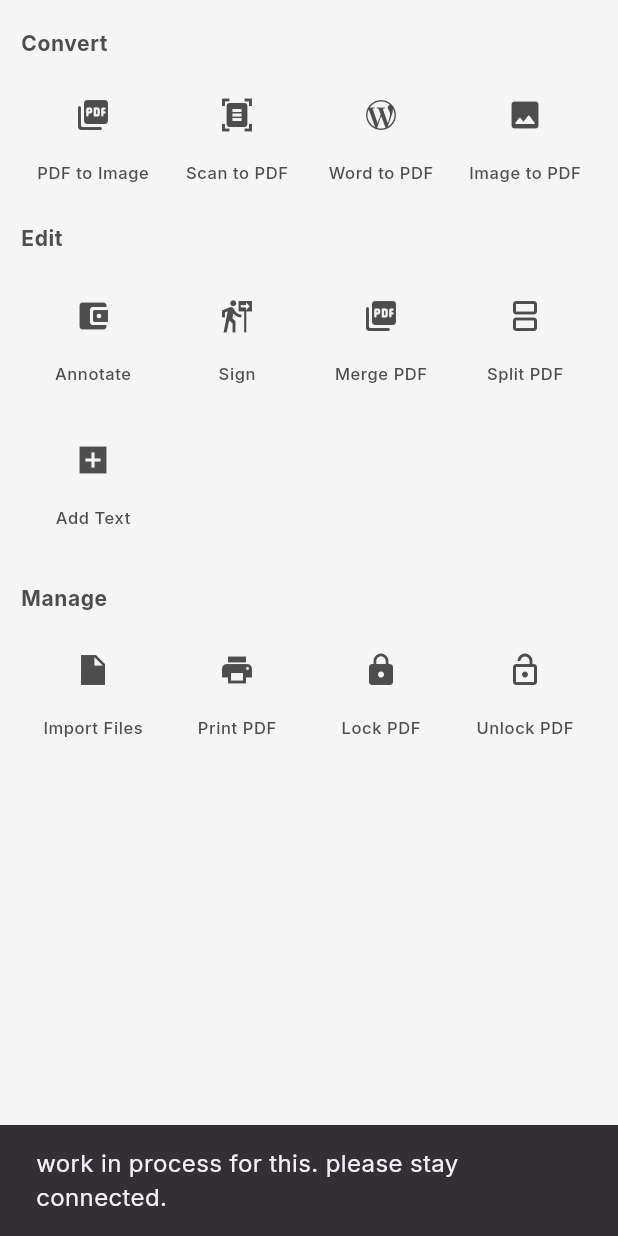
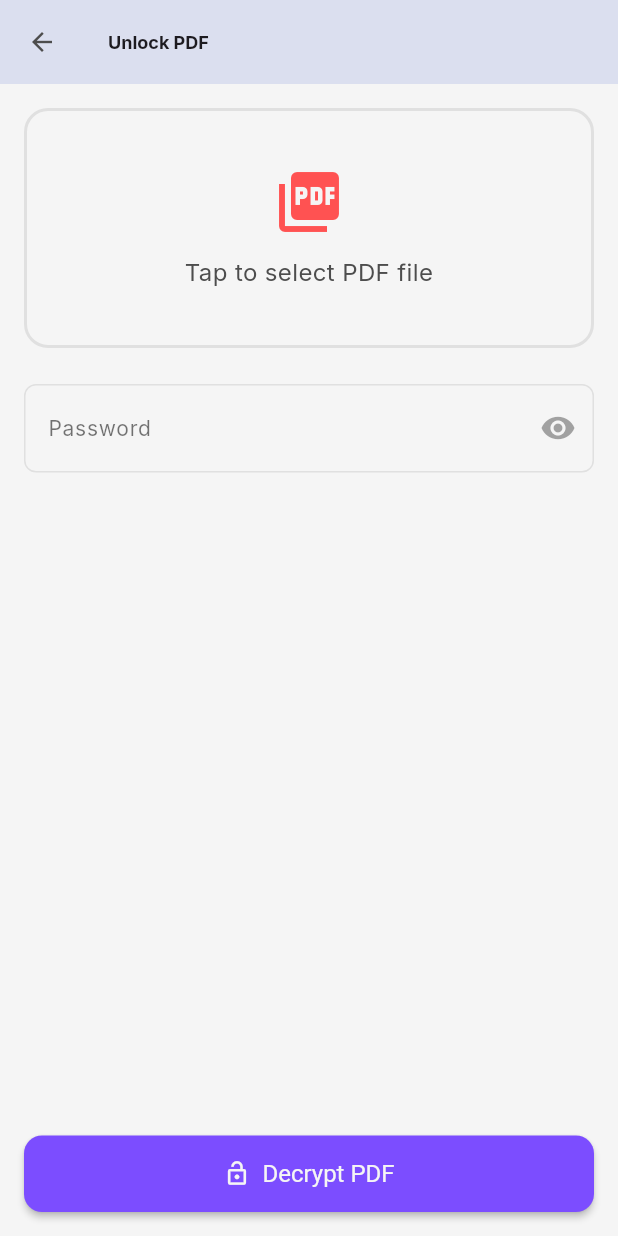
Before and after one commit to Chandan69217/CodeClauseInternship_PDF_Reader, a Flutter app: the ToolsScreen screen opened directly, after a tap on "Unlock PDF", on a phone screen of 412 x 824 dp. Run offline on Flutter 3.47's test engine with Material 3 defaults, Android fonts, the phone set to English and light mode, and no system bars; our stand-ins replace awesome_dialog, device_info_plus, file_picker, image_cropper, lottie, open_file and 5 more; missing offline and left inert: external_path, flutter_sharing_intent, pdfx; accounts and stored records are empty; statements that could not run were skipped; project files that could hold a hidden picture were left out.

Commit message:
add pdf unlock pdf

```diff
--- a/lib/all_tools/convert_tools/pdf_to_image.dart
+++ b/lib/all_tools/convert_tools/pdf_to_image.dart
@@ -30,8 +30,8 @@ class _PdfToImageConverterScreenState extends State<PdfToImageConverterScreen> {
 
   void _pickFile() async {
     FilePickerResult? result = await FilePicker.platform.pickFiles(
-      type: FileType.custom,
-      allowedExtensions: ['pdf'],
+      type: FileType.any,
+      // allowedExtensions: ['pdf'],
       withData: true,
     );
 
--- a/lib/all_tools/manage_tools/lock_pdf.dart
+++ b/lib/all_tools/manage_tools/lock_pdf.dart
@@ -231,8 +231,8 @@ class _LockPdfScreenState extends State<LockPdfScreen> {
 
   void _pickFile() async {
     FilePickerResult? result = await FilePicker.platform.pickFiles(
-      type: FileType.custom,
-      allowedExtensions: ['pdf'],
+      type: FileType.any,
+      // allowedExtensions: ['pdf'],
       withData: true,
     );
 
--- /dev/null
+++ b/lib/all_tools/manage_tools/unlock_pdf.dart
@@ -0,0 +1,172 @@
+import 'package:flutter/material.dart';
+import 'package:file_picker/file_picker.dart';
+import 'package:pdf_reader/api/stirling_pdf.dart';
+import 'package:pdf_reader/widgets/custom_linearprogress_indicator/CustomLinearProgressIndicator.dart';
+import 'package:pdf_reader/widgets/sticky_snackbar/show_snackbar.dart';
+
+class UnlockPDFScreen extends StatefulWidget {
+  @override
+  _UnlockPDFScreenState createState() => _UnlockPDFScreenState();
+}
+
+class _UnlockPDFScreenState extends State<UnlockPDFScreen> {
+  final _formKey = GlobalKey<FormState>();
+  final TextEditingController _passwordController = TextEditingController();
+  PlatformFile? _selectedFile;
+  bool _isPasswordVisible = false;
+  ValueNotifier<Map<String, dynamic>> _progress =
+  ValueNotifier<Map<String, dynamic>>(
+      {'progress': 0.0, 'message': 'file uploading..'});
+  bool _isLoading = false;
+
+  void _pickFile() async {
+    FilePickerResult? result = await FilePicker.platform.pickFiles(
+      type: FileType.any,
+      // allowedExtensions: ['pdf'],
+      withData: true,
+    );
+
+    if (result != null) {
+      final file = result.files.first;
+      final fileExtension = file.extension?.toLowerCase();
+
+      if (fileExtension == 'pdf') {
+        setState(() {
+          _selectedFile = file;
+        });
+      } else {
+        ScaffoldMessenger.of(context).showSnackBar(
+          const SnackBar(content: Text('Only PDF files are allowed.')),
+        );
+      }
+    }
+  }
+
+  void _submit() async{
+    if (_selectedFile == null) {
+      ScaffoldMessenger.of(context).showSnackBar(
+        const SnackBar(content: Text("Please select a PDF file")),
+      );
+      return;
+    }
+    if (_formKey.currentState!.validate()) {
+      return;
+    }
+
+    await StirlingApiService.unlockPDF(path: _selectedFile!.path!, password: _passwordController.text, progress: _progress, onDownloadComplete: (outputPath)async{
+      if(outputPath != null){
+        await ShowStickySnackbar.showStickySnackBarAndWait(context, outputPath);
+        setState(() {
+          _isLoading = false;
+        });
+      }
+    });
+  }
+
+  @override
+  Widget build(BuildContext context) {
+    return Scaffold(
+      appBar: AppBar(title: Text('Unlock PDF')),
+      body: Padding(
+        padding: const EdgeInsets.all(16.0),
+        child: Form(
+          key: _formKey,
+          child: Column(
+            crossAxisAlignment: CrossAxisAlignment.stretch,
+            children: [
+              GestureDetector(
+                onTap: _pickFile,
+                child: Builder(
+                  builder: (context) {
+                    final isDark =
+                        Theme.of(context).brightness == Brightness.dark;
+                    return Container(
+                      height: 160,
+                      padding: const EdgeInsets.all(16),
+                      decoration: BoxDecoration(
+                        color: isDark
+                            ? Colors.grey.shade900
+                            : Colors.grey.shade100,
+                        borderRadius: BorderRadius.circular(16),
+                        border: Border.all(
+                          color: isDark
+                              ? Colors.grey.shade700
+                              : Colors.grey.shade300,
+                          width: 2,
+                        ),
+                      ),
+                      child: Center(
+                        child: Column(
+                          mainAxisAlignment: MainAxisAlignment.center,
+                          children: [
+                            Icon(Icons.picture_as_pdf,
+                                size: 48,
+                                color: isDark
+                                    ? Colors.red[200]
+                                    : Colors.redAccent),
+                            const SizedBox(height: 12),
+                            Text(
+                              _selectedFile != null
+                                  ? _selectedFile!.name
+                                  : "Tap to select PDF file",
+                              style: Theme.of(context).textTheme.bodyMedium,
+                              textAlign: TextAlign.center,
+                              maxLines: 2,
+                              overflow: TextOverflow.ellipsis,
+                            ),
+                            if (_selectedFile != null)
+                              Text(
+                                'Size: ${(_selectedFile!.size / 1024).toStringAsFixed(2)} KB',
+                                style: TextStyle(
+                                  fontSize: 12,
+                                  color: isDark
+                                      ? Colors.grey[400]
+                                      : Colors.grey[600],
+                                ),
+                              ),
+                          ],
+                        ),
+                      ),
+                    );
+                  },
+                ),
+              ),
+              SizedBox(height: 24),
+              TextFormField(
+                controller: _passwordController,
+                obscureText: _isPasswordVisible,
+                decoration: InputDecoration(
+                    labelText: 'Password',
+                    suffixIcon: IconButton(
+                        onPressed: () {
+                          setState(() {
+                            _isPasswordVisible =
+                            !_isPasswordVisible;
+                          });
+                        },
+                        icon: Icon(_isPasswordVisible
+                            ? Icons.visibility_off
+                            : Icons.visibility))),
+                validator: (value) {
+                  if (value == null || value.isEmpty) {
+                    return 'User password is required';
+                  }
+                  return null;
+                },
+              ),
+              Spacer(),
+              _isLoading?CustomLinearProgressBar(progress: _progress):SizedBox(
+                width: double.infinity,
+                child: ElevatedButton.icon(
+                  icon: const Icon(Icons.lock_open_outlined),
+                  label: const Text('Decrypt PDF'),
+                  onPressed: _submit,
+                ),
+              ),
+            ],
+          ),
+        ),
+      ),
+    );
+  }
+}
--- a/lib/api/api_urls.dart
+++ b/lib/api/api_urls.dart
@@ -3,4 +3,5 @@ class APIUrl{
   static const String pdfToImage = '/api/v1/convert/pdf/img';
   static const String imageToPDF = '/api/v1/convert/img/pdf';
   static const String lockPDF = '/api/v1/security/add-password';
+  static const String unlockPDF = '/api/v1/security/remove-password';
 }
--- a/lib/api/stirling_pdf.dart
+++ b/lib/api/stirling_pdf.dart
@@ -257,6 +257,68 @@ class StirlingApiService {
 
 
 
+  static Future<void> unlockPDF({
+    required String path,
+    required String password,
+    required ValueNotifier<Map<String,dynamic>> progress,
+    required void Function(String? outputPath) onDownloadComplete,
+  }) async {
+    final uri = Uri.https(APIUrl.baseUrl, APIUrl.unlockPDF);
+    final file = File(path);
+    final fileLength = await file.length();
+
+    final request = http.MultipartRequest('POST', uri)
+      ..headers.addAll({'accept': '*/*'})
+      ..fields['password'] = password;
+
+
+    final fileStream = http.ByteStream(
+      _trackUploadProgress(file.openRead(), fileLength, progress),
+    );
+
+    final multipartFile = http.MultipartFile(
+      'fileInput',
+      fileStream,
+      fileLength,
+      filename: file.path.split('/').last,
+      contentType: MediaType('application', 'pdf'),
+    );
+
+    request.files.add(multipartFile);
+
+    try {
+      progress.value = {
+        'progress': 0.5,
+        'message':'converting...'
+      };
+
+      final client = http.Client();
+      try {
+        final streamedResponse = await client.send(request).timeout(Duration(minutes: 5));
+        if (streamedResponse.statusCode == 200) {
+          var outputPath = await SaveFiles.saveToDownloadsWithProgress(
+            streamedResponse,
+            progress,
+          );
+          onDownloadComplete('File Saved: $outputPath');
+        }else if(streamedResponse.statusCode == 500){
+          onDownloadComplete('Incorrect Password');
+        } else {
+          print('server did not response: status code: ${streamedResponse.statusCode},reason: ${streamedResponse.reasonPhrase}');
+          onDownloadComplete('Something went wrong! Please try again');
+        }
+      } catch (e) {
+        print('Exception: ${e.toString()}');
+        onDownloadComplete('Server timeout or did not response!');
+      }
+    } catch (e) {
+      onDownloadComplete('Something went wrong! Please try again');
+      print('Exception during upload/download: $e');
+    }
+  }
+
+
+
 }
 
 
--- a/lib/screens/navigation_screens/bottom/tools_screen.dart
+++ b/lib/screens/navigation_screens/bottom/tools_screen.dart
@@ -4,6 +4,7 @@ import 'package:flutter/rendering.dart';
 import 'package:pdf_reader/all_tools/convert_tools/image_to_pdf.dart';
 import 'package:pdf_reader/all_tools/convert_tools/pdf_to_image.dart';
 import 'package:pdf_reader/all_tools/manage_tools/lock_pdf.dart';
+import 'package:pdf_reader/all_tools/manage_tools/unlock_pdf.dart';
 import 'package:pdf_reader/screens/selection_screen.dart';
 import 'package:pdf_reader/utilities/color_theme.dart';
 
@@ -158,7 +159,9 @@ class _ToolsScreenState extends State<ToolsScreen> {
                   _items(iconData: Icons.lock, label: 'Lock PDF',onTap: (){
                     Navigator.of(context).push(MaterialPageRoute(builder: (context)=>LockPdfScreen() ));
                   }),
-                  _items(iconData: Icons.lock_open_outlined, label: 'Unlock PDF',onTap: _message),
+                  _items(iconData: Icons.lock_open_outlined, label: 'Unlock PDF',onTap: (){
+                    Navigator.of(context).push(MaterialPageRoute(builder: (context)=>UnlockPDFScreen() ));
+                  }),
                 ]),
           )
         ],
```
